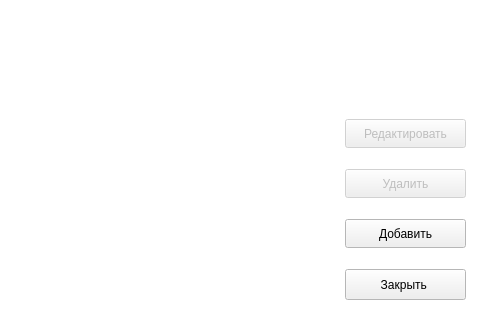
The window that editdialog.ui (al1na-am1rova/Amirova_qt6) describes before a commit, drawn with Qt 5; both pictures show x 665 to 1145 and y 361 to 681 of the 1145 by 681 pixel window.
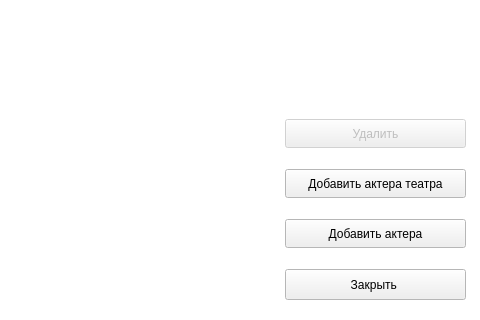
The same window after the commit.

```diff
--- a/editdialog.ui
+++ b/editdialog.ui
@@ -120,9 +120,9 @@
    </property>
    <property name="geometry">
     <rect>
-     <x>1010</x>
+     <x>950</x>
      <y>630</y>
-     <width>121</width>
+     <width>181</width>
      <height>31</height>
     </rect>
    </property>
@@ -136,14 +136,14 @@
    </property>
    <property name="geometry">
     <rect>
-     <x>1010</x>
+     <x>950</x>
      <y>580</y>
-     <width>121</width>
+     <width>181</width>
      <height>29</height>
     </rect>
    </property>
    <property name="text">
-    <string>Добавить</string>
+    <string>Добавить актера</string>
    </property>
   </widget>
   <widget class="QLineEdit" name="name_line">
@@ -408,30 +408,27 @@
    </property>
    <property name="geometry">
     <rect>
-     <x>1010</x>
-     <y>530</y>
-     <width>121</width>
-     <height>29</height>
-    </rect>
-   </property>
-   <property name="text">
-    <string>Удалить</string>
-   </property>
-  </widget>
-  <widget class="QPushButton" name="edit_button">
-   <property name="enabled">
-    <bool>false</bool>
-   </property>
-   <property name="geometry">
-    <rect>
-     <x>1010</x>
+     <x>950</x>
      <y>480</y>
-     <width>121</width>
+     <width>181</width>
      <height>29</height>
     </rect>
    </property>
    <property name="text">
-    <string>Редактировать</string>
+    <string>Удалить</string>
+   </property>
+  </widget>
+  <widget class="QPushButton" name="add_theater_actor_button">
+   <property name="geometry">
+    <rect>
+     <x>950</x>
+     <y>530</y>
+     <width>181</width>
+     <height>29</height>
+    </rect>
+   </property>
+   <property name="text">
+    <string>Добавить актера театра</string>
    </property>
   </widget>
  </widget>
```
Left out of the diff: 18 changed lines with no effect on the pictures.
